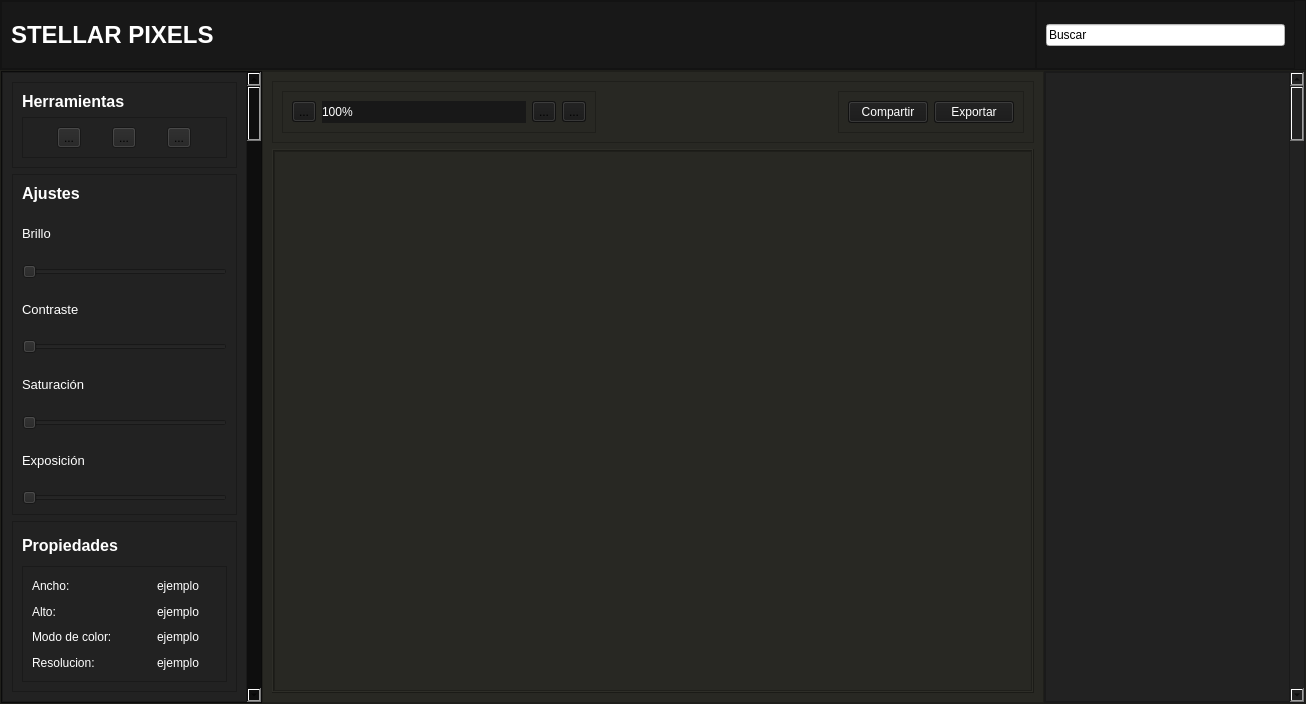
Above: StellarPixelsGUI.ui from Josue-Silva-T/StellarPixels before the change. Below: the same form after it.
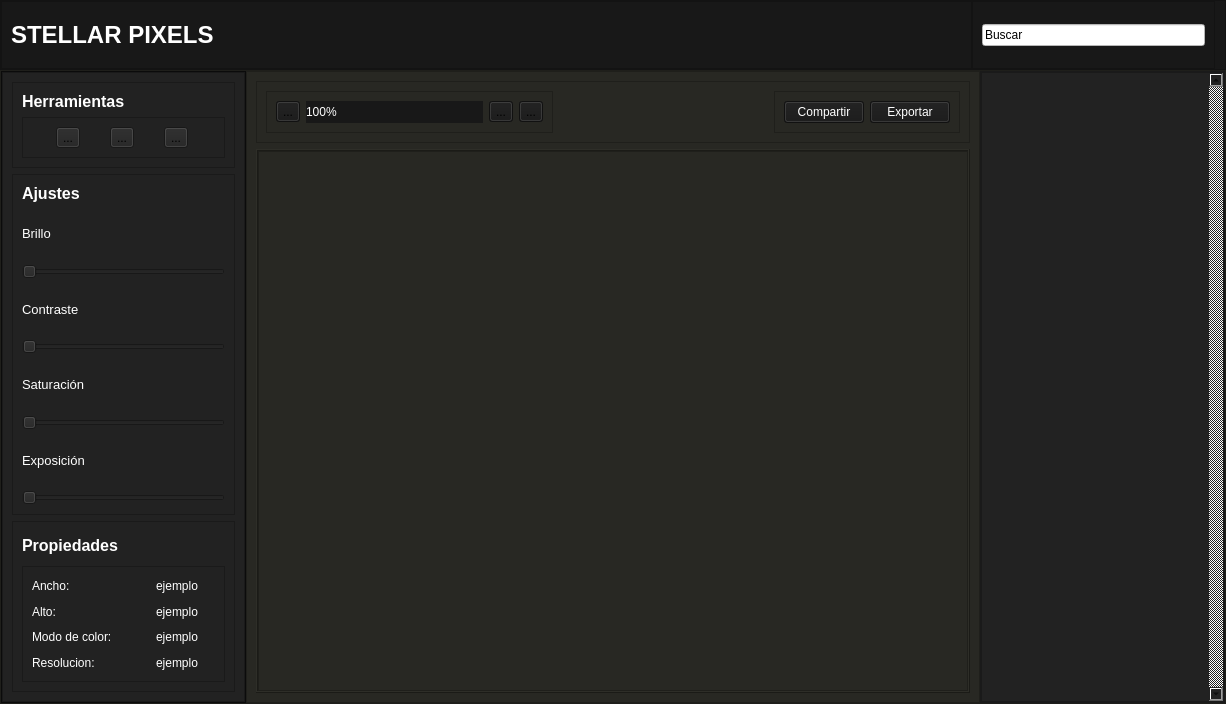
That is the form after the change. Icons and pictures are not drawn.

```diff
--- a/StellarPixelsGUI.ui
+++ b/StellarPixelsGUI.ui
@@ -9,7 +9,7 @@
    <rect>
     <x>0</x>
     <y>0</y>
-    <width>1306</width>
+    <width>1226</width>
     <height>704</height>
    </rect>
   </property>
@@ -176,7 +176,7 @@
          <property name="frameShadow">
           <enum>QFrame::Raised</enum>
          </property>
-         <layout class="QHBoxLayout" name="horizontalLayout_2" stretch="0,0">
+         <layout class="QHBoxLayout" name="horizontalLayout_2" stretch="0">
           <property name="spacing">
            <number>0</number>
           </property>
@@ -523,13 +523,6 @@
             </layout>
            </widget>
           </item>
-          <item>
-           <widget class="QScrollBar" name="verticalScrollBar">
-            <property name="orientation">
-             <enum>Qt::Vertical</enum>
-            </property>
-           </widget>
-          </item>
          </layout>
         </widget>
        </item>
@@ -631,7 +624,7 @@
                </property>
                <property name="sizeHint" stdset="0">
                 <size>
-                 <width>213</width>
+                 <width>192</width>
                  <height>20</height>
                 </size>
                </property>
@@ -718,7 +711,7 @@
          <property name="frameShadow">
           <enum>QFrame::Raised</enum>
          </property>
-         <layout class="QHBoxLayout" name="horizontalLayout_3">
+         <layout class="QVBoxLayout" name="verticalLayout_8">
           <property name="spacing">
            <number>0</number>
           </property>
@@ -735,20 +728,26 @@
            <number>0</number>
           </property>
           <item>
-           <widget class="QFrame" name="listaImagenes">
-            <property name="frameShape">
-             <enum>QFrame::StyledPanel</enum>
+           <widget class="QScrollArea" name="scrollArea">
+            <property name="verticalScrollBarPolicy">
+             <enum>Qt::ScrollBarAlwaysOn</enum>
             </property>
-            <property name="frameShadow">
-             <enum>QFrame::Raised</enum>
+            <property name="horizontalScrollBarPolicy">
+             <enum>Qt::ScrollBarAlwaysOff</enum>
             </property>
-           </widget>
-          </item>
-          <item>
-           <widget class="QScrollBar" name="verticalScrollBar_2">
-            <property name="orientation">
-             <enum>Qt::Vertical</enum>
+            <property name="widgetResizable">
+             <bool>true</bool>
             </property>
+            <widget class="QWidget" name="scrollAreaWidgetContents">
+             <property name="geometry">
+              <rect>
+               <x>0</x>
+               <y>0</y>
+               <width>220</width>
+               <height>628</height>
+              </rect>
+             </property>
+            </widget>
            </widget>
           </item>
          </layout>
```
